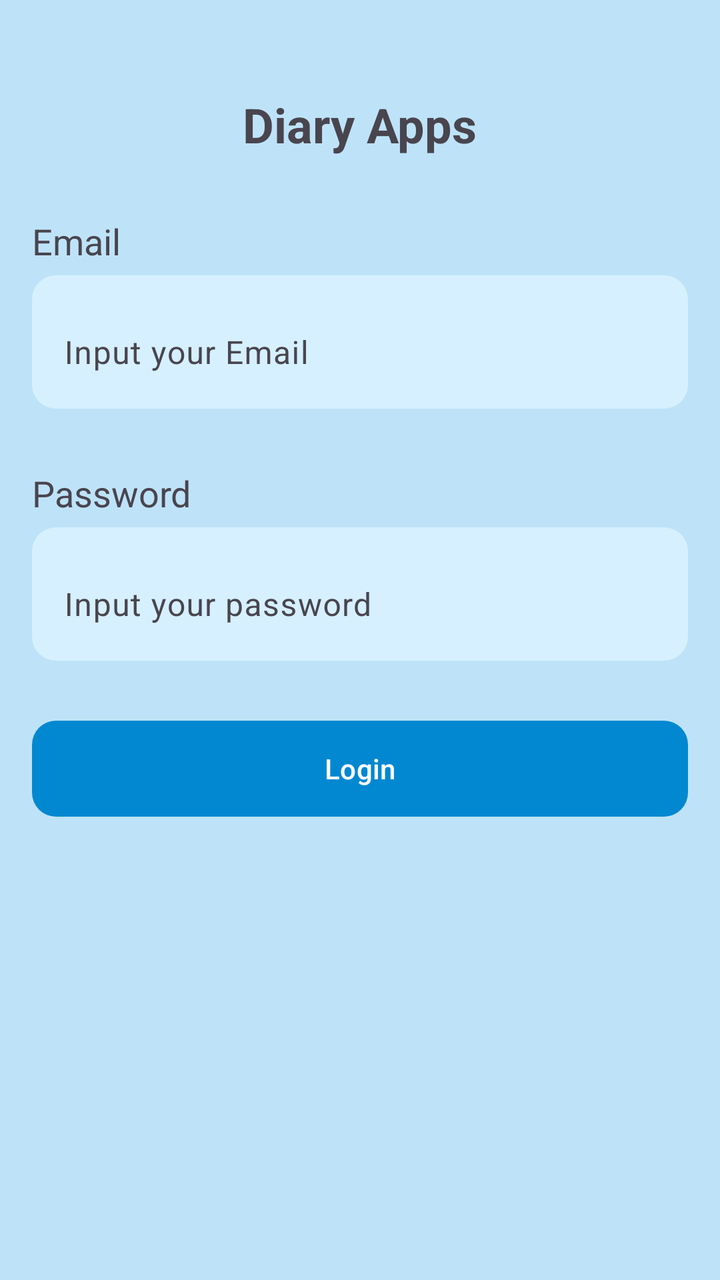
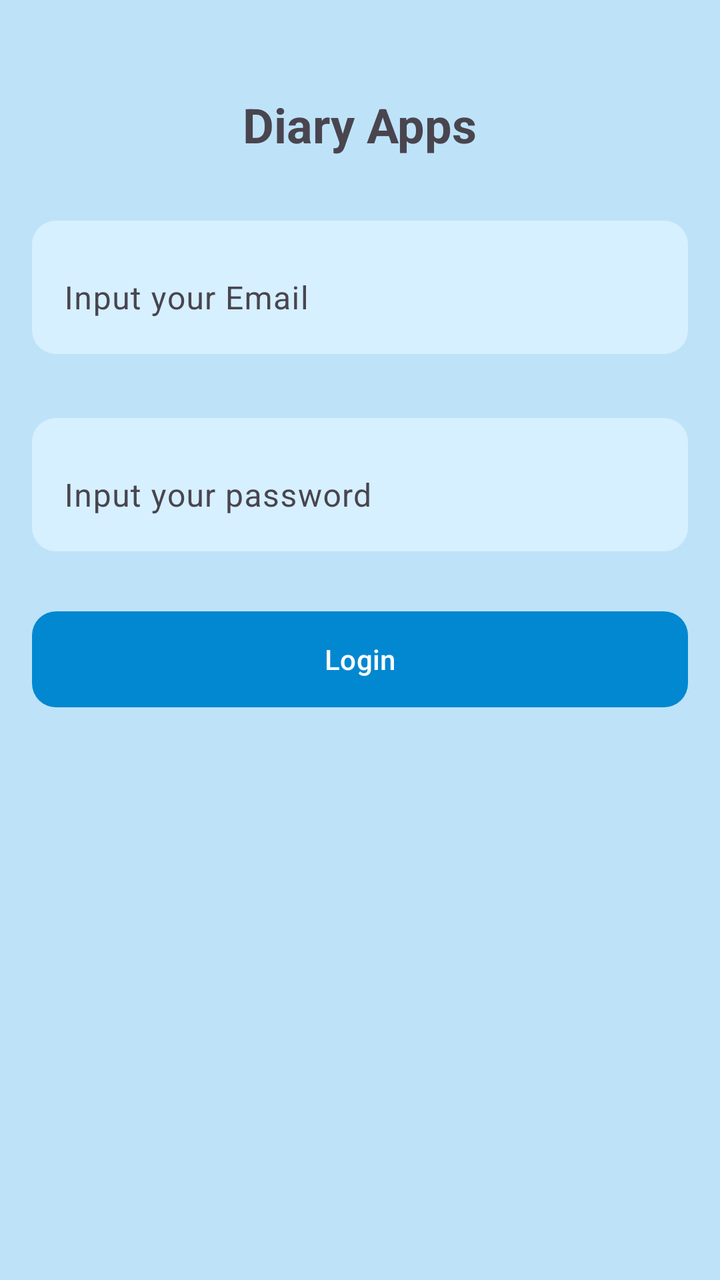

Screens rendered from an Android XML layout before and after an edit, with the pre-edit source and the edit as a unified diff.
<!-- AndroidManifest.xml: application theme Theme.Assigment2_IrfanArrahman -->
<!-- res/layout/activity_login.xml -->
<?xml version="1.0" encoding="utf-8"?>
<androidx.constraintlayout.widget.ConstraintLayout xmlns:android="http://schemas.android.com/apk/res/android"
    xmlns:app="http://schemas.android.com/apk/res-auto"
    xmlns:tools="http://schemas.android.com/tools"
    android:id="@+id/main"
    android:background="@color/color_primary"
    android:layout_width="match_parent"
    android:layout_height="match_parent"
    android:padding="16dp"
    tools:context=".view.LoginActivity">

    <TextView
        android:id="@+id/tv_tittle"
        android:layout_width="wrap_content"
        android:layout_height="wrap_content"
        android:layout_marginTop="30dp"
        android:text="@string/tittle"
        android:textSize="24sp"
        android:textStyle="bold"
        app:layout_constraintEnd_toEndOf="parent"
        app:layout_constraintStart_toStartOf="parent"
        app:layout_constraintTop_toTopOf="parent" />

    <TextView
        android:id="@+id/tv_email"
        android:layout_width="wrap_content"
        android:layout_height="wrap_content"
        android:layout_marginTop="30dp"
        android:text="@string/email"
        android:textSize="18sp"
        app:layout_constraintStart_toStartOf="parent"
        app:layout_constraintTop_toBottomOf="@id/tv_tittle" />

    <com.google.android.material.textfield.TextInputLayout
        android:id="@+id/ti_email"
        android:background="@drawable/bg_edit_text"
        android:layout_width="match_parent"
        android:layout_height="wrap_content"
        android:layout_marginTop="5dp"
        app:boxBackgroundMode="none"
        app:layout_constraintTop_toBottomOf="@id/tv_email">

        <com.google.android.material.textfield.TextInputEditText
            android:id="@+id/et_email"
            android:layout_width="match_parent"
            android:layout_height="match_parent"
            android:hint="@string/hint_input_email" />

    </com.google.android.material.textfield.TextInputLayout>

    <TextView
        android:id="@+id/tv_password"
        android:layout_width="wrap_content"
        android:layout_height="wrap_content"
        android:layout_marginTop="30dp"
        android:text="@string/password"
        android:textSize="18sp"
        app:layout_constraintStart_toStartOf="parent"
        app:layout_constraintTop_toBottomOf="@id/ti_email" />

    <com.google.android.material.textfield.TextInputLayout
        android:id="@+id/ti_passowrd"
        android:layout_width="match_parent"
        android:layout_height="wrap_content"
        app:boxBackgroundMode="none"
        android:background="@drawable/bg_edit_text"
        android:layout_marginTop="5dp"
        app:layout_constraintTop_toBottomOf="@id/tv_password">

        <com.google.android.material.textfield.TextInputEditText
            android:id="@+id/et_password"
            android:inputType="textPassword"
            android:layout_width="match_parent"
            android:layout_height="match_parent"
            android:hint="@string/hint_input_your_password" />

    </com.google.android.material.textfield.TextInputLayout>

    <Button
        app:backgroundTint="@null"
        android:background="@drawable/bg_button"
        android:id="@+id/btn_login"
        android:layout_width="match_parent"
        android:layout_height="wrap_content"
        android:layout_marginTop="30dp"
        android:text="@string/login"
        app:layout_constraintTop_toBottomOf="@id/ti_passowrd" />


</androidx.constraintlayout.widget.ConstraintLayout>
<!-- resources referenced by this layout -->
<resources>
  <color name="color_primary">#BEE3F8</color>
  <!-- drawable bg_button (drawable) -->
  <?xml version="1.0" encoding="utf-8"?>
  <shape android:shape="rectangle"
      xmlns:android="http://schemas.android.com/apk/res/android">
      <solid android:color="@color/accentColor" />
      <corners android:radius="12dp" />
  </shape>
  <!-- drawable bg_edit_text (drawable) -->
  <?xml version="1.0" encoding="utf-8"?>
  <shape android:shape="rectangle"
      xmlns:android="http://schemas.android.com/apk/res/android">
      <solid android:color="@color/color_secondary" />
      <corners android:radius="12dp" />
  </shape>
  <string name="email">Email</string>
  <string name="hint_input_email">Input your Email</string>
  <string name="hint_input_your_password">Input your password</string>
  <string name="login">Login</string>
  <string name="password">Password</string>
  <string name="tittle">Diary Apps</string>
  <style name="Theme.Assigment2_IrfanArrahman" parent="Base.Theme.Assigment2_IrfanArrahman" />
  <color name="accentColor">#0288D1</color>
  <color name="color_secondary">#D6F0FF</color>
  <style name="Base.Theme.Assigment2_IrfanArrahman" parent="Theme.Material3.DayNight.NoActionBar">
          
          
          <item name="android:windowIsTranslucent">true</item>
      </style>
</resources>

<!-- the commit's change to res/layout/activity_login.xml (unified diff, before → after) -->
@@ -7,7 +7,7 @@
     android:layout_width="match_parent"
     android:layout_height="match_parent"
     android:padding="16dp"
-    tools:context=".view.LoginActivity">
+    tools:context=".presenter.LoginActivity">
 
     <TextView
         android:id="@+id/tv_tittle"
@@ -21,24 +21,15 @@
         app:layout_constraintStart_toStartOf="parent"
         app:layout_constraintTop_toTopOf="parent" />
 
-    <TextView
-        android:id="@+id/tv_email"
-        android:layout_width="wrap_content"
-        android:layout_height="wrap_content"
-        android:layout_marginTop="30dp"
-        android:text="@string/email"
-        android:textSize="18sp"
-        app:layout_constraintStart_toStartOf="parent"
-        app:layout_constraintTop_toBottomOf="@id/tv_tittle" />
 
     <com.google.android.material.textfield.TextInputLayout
         android:id="@+id/ti_email"
         android:background="@drawable/bg_edit_text"
         android:layout_width="match_parent"
         android:layout_height="wrap_content"
-        android:layout_marginTop="5dp"
+        android:layout_marginTop="32dp"
         app:boxBackgroundMode="none"
-        app:layout_constraintTop_toBottomOf="@id/tv_email">
+        app:layout_constraintTop_toBottomOf="@id/tv_tittle">
 
         <com.google.android.material.textfield.TextInputEditText
             android:id="@+id/et_email"
@@ -48,15 +39,7 @@
 
     </com.google.android.material.textfield.TextInputLayout>
 
-    <TextView
-        android:id="@+id/tv_password"
-        android:layout_width="wrap_content"
-        android:layout_height="wrap_content"
-        android:layout_marginTop="30dp"
-        android:text="@string/password"
-        android:textSize="18sp"
-        app:layout_constraintStart_toStartOf="parent"
-        app:layout_constraintTop_toBottomOf="@id/ti_email" />
+
 
     <com.google.android.material.textfield.TextInputLayout
         android:id="@+id/ti_passowrd"
@@ -64,8 +47,8 @@
         android:layout_height="wrap_content"
         app:boxBackgroundMode="none"
         android:background="@drawable/bg_edit_text"
-        android:layout_marginTop="5dp"
-        app:layout_constraintTop_toBottomOf="@id/tv_password">
+        android:layout_marginTop="32dp"
+        app:layout_constraintTop_toBottomOf="@id/ti_email">
 
         <com.google.android.material.textfield.TextInputEditText
             android:id="@+id/et_password"
<!-- resource entries referenced after the edit -->
@@ -15,11 +15,9 @@
       <solid android:color="@color/color_secondary" />
       <corners android:radius="12dp" />
   </shape>
-  <string name="email">Email</string>
   <string name="hint_input_email">Input your Email</string>
   <string name="hint_input_your_password">Input your password</string>
   <string name="login">Login</string>
-  <string name="password">Password</string>
   <string name="tittle">Diary Apps</string>
   <style name="Theme.Assigment2_IrfanArrahman" parent="Base.Theme.Assigment2_IrfanArrahman" />
   <color name="accentColor">#0288D1</color>
